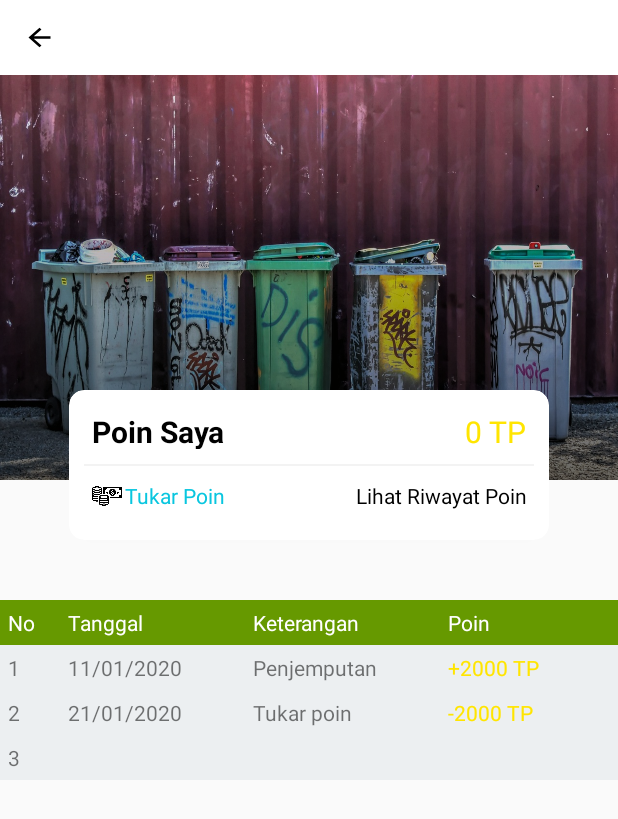
After one commit to septiyan333/SampahAndro, an Android app: the layout activity_poin.xml on its own in the app's theme, with its tools: preview values and no code run, on a phone screen of 412 x 824 dp. The commit adds this screen. Shown: the top 819 px of the screen. Run offline under Robolectric (Android 15) with nearby library versions, the phone set to English and light mode, and no system bars.

Commit message:
UI Riwayat poin

```diff
--- /dev/null
+++ b/app/src/main/java/com/project/hi_trash/JadwalActivity.java
@@ -0,0 +1,13 @@
+package com.project.hi_trash;
+
+import android.os.Bundle;
+
+import androidx.appcompat.app.AppCompatActivity;
+
+public class JadwalActivity extends AppCompatActivity {
+    @Override
+    protected void onCreate(Bundle savedInstanceState) {
+        super.onCreate(savedInstanceState);
+        setContentView(R.layout.activity_jadwal);
+    }
+}
--- /dev/null
+++ b/app/src/main/java/com/project/hi_trash/PoinActivity.java
@@ -0,0 +1,18 @@
+package com.project.hi_trash;
+
+import android.os.Bundle;
+
+import androidx.appcompat.app.AppCompatActivity;
+import android.view.Menu;
+import android.view.MenuItem;
+import android.widget.TableLayout;
+import android.widget.TableRow;
+import android.widget.TextView;
+
+public class PoinActivity extends AppCompatActivity {
+    @Override
+    protected void onCreate(Bundle savedInstanceState) {
+        super.onCreate(savedInstanceState);
+        setContentView(R.layout.activity_poin);
+    }
+}
--- /dev/null
+++ b/app/src/main/java/com/project/hi_trash/RiwayatActivity.java
@@ -0,0 +1,14 @@
+package com.project.hi_trash;
+
+import android.os.Bundle;
+
+import androidx.appcompat.app.AppCompatActivity;
+
+public class RiwayatActivity extends AppCompatActivity {
+
+    @Override
+    protected void onCreate(Bundle savedInstanceState) {
+        super.onCreate(savedInstanceState);
+        setContentView(R.layout.activity_riwayat);
+    }
+}
--- a/app/src/main/res/layout/activity_jadwal.xml
+++ b/app/src/main/res/layout/activity_jadwal.xml
@@ -7,7 +7,7 @@
     android:layout_height="match_parent"
     android:background="@color/graylight"
     android:orientation="vertical"
-    tools:context=".ProfilActivity">
+    tools:context=".JadwalActivity">
 
     <!--  Navigasi   -->
     <LinearLayout
--- /dev/null
+++ b/app/src/main/res/layout/activity_poin.xml
@@ -0,0 +1,272 @@
+<?xml version="1.0" encoding="utf-8"?>
+<LinearLayout
+    xmlns:android="http://schemas.android.com/apk/res/android"
+    xmlns:app="http://schemas.android.com/apk/res-auto"
+    xmlns:tools="http://schemas.android.com/tools"
+    android:layout_width="match_parent"
+    android:layout_height="match_parent"
+    android:background="@color/graylight"
+    android:orientation="vertical"
+    tools:context=".PoinActivity">
+
+    <!--  Navigasi   -->
+    <LinearLayout
+        android:background="#FFFFFF"
+        android:paddingLeft="15dp"
+        android:layout_width="match_parent"
+        android:layout_height="50dp">
+        <Button
+            android:layout_gravity="center"
+            android:layout_width="22dp"
+            android:layout_height="19dp"
+            android:background="@drawable/ic_arrow_back_black_24dp" />
+    </LinearLayout>
+
+    <RelativeLayout
+        android:layout_width="match_parent"
+        android:layout_height="340dp">
+        <LinearLayout
+            android:background="@drawable/bg_trash"
+            android:layout_width="match_parent"
+            android:layout_height="270dp">
+            <LinearLayout
+                android:background="@drawable/gradientbackground"
+                android:layout_width="match_parent"
+                android:layout_height="320dp"
+                android:orientation="vertical">
+            </LinearLayout>
+        </LinearLayout>
+
+        <!--   CARDS     -->
+        <androidx.cardview.widget.CardView
+            app:cardCornerRadius="10dp"
+            android:layout_width="320dp"
+            android:layout_height="100dp"
+            android:layout_centerHorizontal="true"
+            android:layout_marginTop="210dp">
+            <!--   Membagi Vertical atas dan bawah -->
+            <LinearLayout
+                android:weightSum="2"
+                android:orientation="vertical"
+                android:layout_width="match_parent"
+                android:layout_height="match_parent">
+                <!--   Card Bagian Atas  -->
+                <LinearLayout
+                    android:layout_weight="1"
+                    android:layout_width="match_parent"
+                    android:layout_height="0dp">
+                    <!--   Membuat Horizontal -->
+                    <LinearLayout
+                        android:weightSum="2"
+                        android:orientation="horizontal"
+                        android:layout_width="match_parent"
+                        android:layout_height="match_parent">
+                        <!--   Card Bagian Kiri atas -->
+                        <LinearLayout
+                            android:layout_width="0dp"
+                            android:layout_height="match_parent"
+                            android:layout_weight="1">
+                            <TextView
+                                android:layout_marginTop="14dp"
+                                android:layout_marginBottom="10dp"
+                                android:layout_marginLeft="15dp"
+                                android:textColor="#000"
+                                android:textStyle="bold"
+                                android:textSize="20sp"
+                                android:text="Poin Saya"
+                                android:layout_width="wrap_content"
+                                android:layout_height="wrap_content"/>
+                        </LinearLayout>
+                        <!--   Card Bagian Kanan atas -->
+                        <LinearLayout
+                            android:layout_weight="1"
+                            android:layout_width="0dp"
+                            android:layout_height="match_parent">
+                            <TextView
+                                android:layout_marginTop="14dp"
+                                android:layout_marginBottom="10dp"
+                                android:layout_marginRight="15dp"
+                                android:textAlignment="textEnd"
+                                android:textColor="#FFE500"
+                                android:textSize="20sp"
+                                android:text="0 TP"
+                                android:layout_width="match_parent"
+                                android:layout_height="wrap_content"
+                                tools:ignore="RtlCompat" />
+                        </LinearLayout>
+                    </LinearLayout>
+                </LinearLayout>
+
+                <!--   Garis  -->
+                <View
+                    android:layout_marginRight="10dp"
+                    android:layout_marginLeft="10dp"
+                    android:background="#45D1D1D1"
+                    android:layout_width="match_parent"
+                    android:layout_height="1dp"/>
+                <!--   Garis  -->
+
+                <!--   Card Bagian Bawah  -->
+                <LinearLayout
+                    android:layout_weight="1"
+                    android:layout_width="match_parent"
+                    android:layout_height="0dp">
+                    <!--   Membuat Horizontal  -->
+                    <LinearLayout
+                        android:weightSum="2"
+                        android:orientation="horizontal"
+                        android:layout_width="match_parent"
+                        android:layout_height="match_parent">
+                        <!--   Card Bagian Kiri bawah -->
+                        <LinearLayout
+                            android:layout_weight="1"
+                            android:layout_width="0dp"
+                            android:layout_height="match_parent">
+                            <ImageView
+                                android:layout_marginTop="10dp"
+                                android:layout_marginLeft="15dp"
+                                android:src="@drawable/ic_money"
+                                android:layout_width="20dp"
+                                android:layout_height="20dp"/>
+                            <TextView
+                                android:layout_marginTop="10dp"
+                                android:paddingLeft="2dp"
+                                android:textColor="@color/startblue"
+                                android:text="Tukar Poin"
+                                android:layout_width="wrap_content"
+                                android:layout_height="wrap_content"/>
+                        </LinearLayout>
+                        <!--   Card Bagian Kanan bawah -->
+                        <LinearLayout
+                            android:layout_weight="1"
+                            android:layout_width="0dp"
+                            android:layout_height="match_parent">
+                            <TextView
+                                android:layout_marginTop="10dp"
+                                android:textAlignment="textEnd"
+                                android:layout_marginRight="15dp"
+                                android:textColor="#000"
+                                android:text="Lihat Riwayat Poin"
+                                android:layout_width="match_parent"
+                                android:layout_height="wrap_content"
+                                tools:ignore="RtlCompat" />
+                        </LinearLayout>
+                    </LinearLayout>
+                </LinearLayout>
+            </LinearLayout>
+        </androidx.cardview.widget.CardView>
+
+    </RelativeLayout>
+    <!-- tabel-->
+    <TableLayout
+        android:layout_width="match_parent"
+        android:layout_height="wrap_content"
+        android:id="@+id/tablelayoutid"
+        android:layout_marginTop="10dp">
+
+        <TableRow
+            android:id="@+id/rowlay"
+            android:background="@android:color/holo_green_dark"
+            android:padding="5dp">
+            <TextView
+                android:layout_width="40dp"
+                android:layout_height="wrap_content"
+                android:textColor="#FFFFFF"
+                android:text="No" />
+            <TextView
+                android:layout_width="wrap_content"
+                android:layout_height="wrap_content"
+                android:layout_weight="1"
+                android:textColor="#FFFFFF"
+                android:text="Tanggal" />
+            <TextView
+                android:layout_width="wrap_content"
+                android:layout_height="wrap_content"
+                android:layout_weight="1"
+                android:textColor="#FFFFFF"
+                android:text="Keterangan" />
+            <TextView
+                android:layout_width="wrap_content"
+                android:layout_height="wrap_content"
+                android:layout_weight="1"
+                android:textColor="#FFFFFF"
+                android:text="Poin" />
+        </TableRow>
+
+        <TableRow
+            android:background="#ECEFF1"
+            android:padding="5dp">
+            <TextView
+                android:layout_width="40dp"
+                android:layout_height="wrap_content"
+                android:text="1" />
+            <TextView
+                android:layout_width="wrap_content"
+                android:layout_height="wrap_content"
+                android:layout_weight="1"
+                android:text="11/01/2020" />
+            <TextView
+                android:layout_width="wrap_content"
+                android:layout_height="wrap_content"
+                android:layout_weight="1"
+                android:text="Penjemputan" />
+            <TextView
+                android:layout_width="wrap_content"
+                android:layout_height="wrap_content"
+                android:layout_weight="1"
+                android:textColor="#FFE500"
+                android:text="+2000 TP" />
+        </TableRow>
+
+        <TableRow
+            android:background="#ECEFF1"
+            android:padding="5dp">
+            <TextView
+                android:layout_width="40dp"
+                android:layout_height="wrap_content"
+                android:text="2" />
+            <TextView
+                android:layout_width="wrap_content"
+                android:layout_height="wrap_content"
+                android:layout_weight="1"
+                android:text="21/01/2020" />
+            <TextView
+                android:layout_width="wrap_content"
+                android:layout_height="wrap_content"
+                android:layout_weight="1"
+                android:text="Tukar poin" />
+            <TextView
+                android:layout_width="wrap_content"
+                android:layout_height="wrap_content"
+                android:layout_weight="1"
+                android:textColor="#FFE500"
+                android:text="-2000 TP" />
+        </TableRow>
+        <TableRow
+            android:background="#ECEFF1"
+            android:padding="5dp">
+            <TextView
+                android:layout_width="40dp"
+                android:layout_height="wrap_content"
+                android:text="3" />
+            <TextView
+                android:layout_width="wrap_content"
+                android:layout_height="wrap_content"
+                android:layout_weight="1"
+                android:text="" />
+            <TextView
+                android:layout_width="wrap_content"
+                android:layout_height="wrap_content"
+                android:layout_weight="1"
+                android:text="" />
+            <TextView
+                android:layout_width="wrap_content"
+                android:layout_height="wrap_content"
+                android:layout_weight="1"
+                android:textColor="#FFE500"
+                android:text=""/>
+        </TableRow>
+
+    </TableLayout>
+
+</LinearLayout>
--- a/app/src/main/res/layout/activity_riwayat.xml
+++ b/app/src/main/res/layout/activity_riwayat.xml
@@ -7,7 +7,7 @@
     android:layout_height="match_parent"
     android:background="@color/graylight"
     android:orientation="vertical"
-    tools:context=".ProfilActivity">
+    tools:context=".RiwayatActivity">
 
     <!--  Navigasi   -->
     <LinearLayout
```
